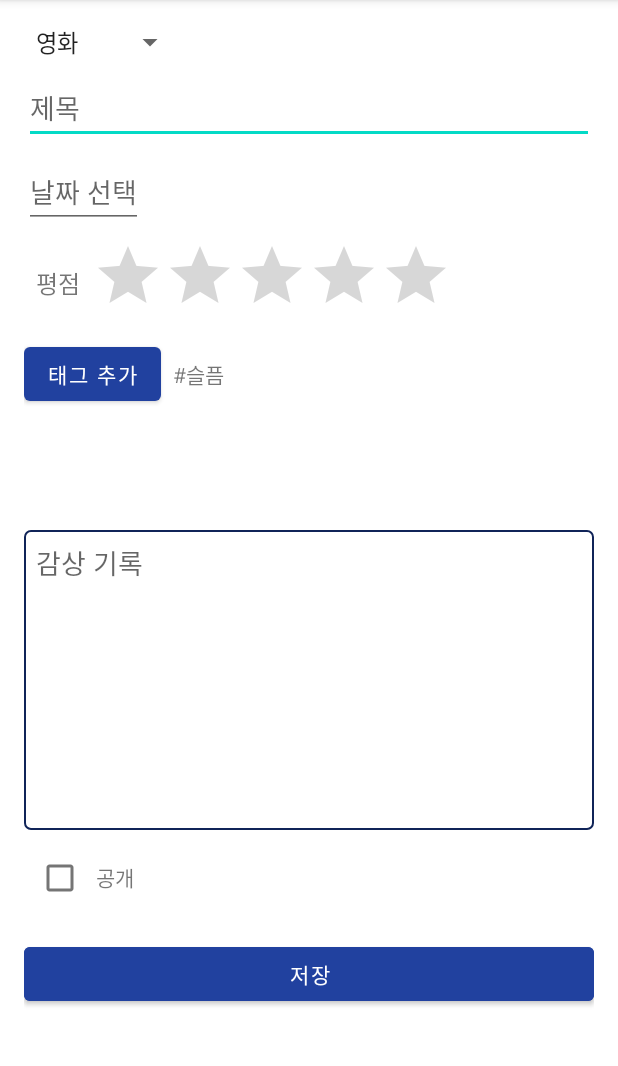
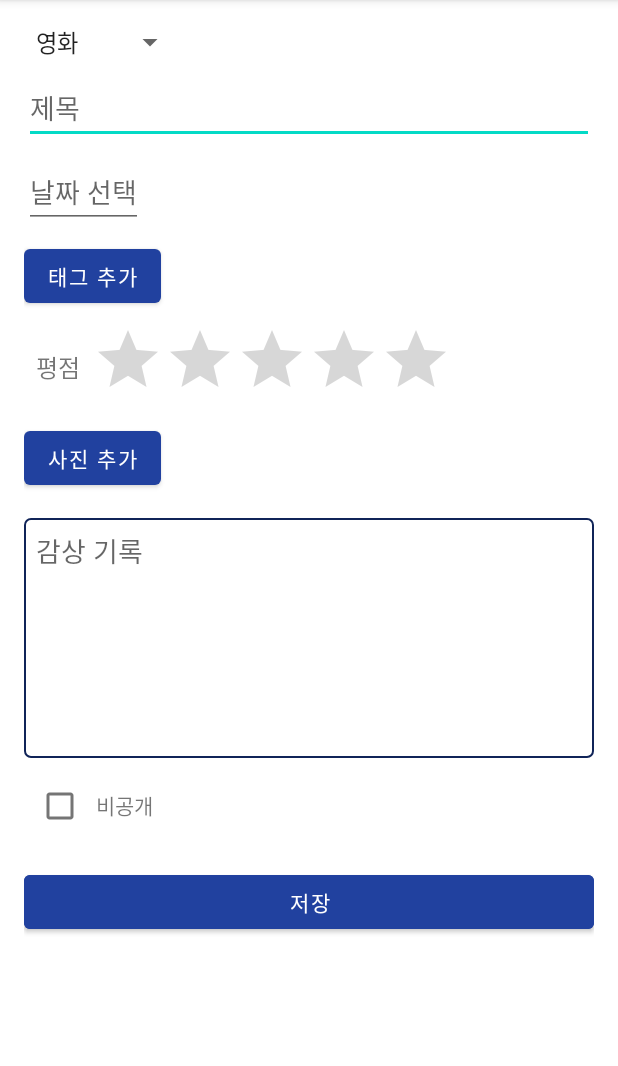
Before and after one commit to jyoon75/Meonail, an Android app: the RecordRegistActivity screen opened directly, with no data from a screen before it, on a phone screen of 412 x 824 dp, the part 84-1150 px from its top. Run offline under Robolectric (Android 15) with nearby library versions, the phone set to English and light mode, and no system bars; pictures from the network do not load.

Commit message:
태그 추가 기능 구현 완료, 이미지 갤러리에서 선택하여 추가 기능 구현 완료

```diff
--- a/app/src/main/res/layout/activity_record_regist.xml
+++ b/app/src/main/res/layout/activity_record_regist.xml
@@ -43,6 +43,30 @@
 
         </LinearLayout>
 
+
+        <!-- 태그 추가 -->
+        <LinearLayout
+            android:layout_width="match_parent"
+            android:layout_height="wrap_content"
+            android:layout_marginTop="8dp"
+            android:orientation="horizontal">
+
+            <Button
+                android:id="@+id/btnRecordAddTag"
+                android:layout_width="wrap_content"
+                android:layout_height="wrap_content"
+                android:text="태그 추가" />
+
+            <LinearLayout
+                android:id="@+id/tagContainer"
+                android:layout_width="wrap_content"
+                android:layout_height="wrap_content"
+                android:orientation="horizontal"
+                android:layout_marginStart="8dp"
+                android:gravity="center_vertical" />
+        </LinearLayout>
+
+
         <!-- 별점 -->
         <LinearLayout
             android:layout_width="match_parent"
@@ -69,57 +93,36 @@
         </LinearLayout>
 
 
-        <!-- 태그 추가 -->
-        <LinearLayout
+
+        <!-- 이미지 추가 -->
+        <Button
+            android:id="@+id/btnAddImage"
+            android:layout_width="wrap_content"
+            android:layout_height="wrap_content"
+            android:layout_marginTop="8dp"
+            android:text="사진 추가" />
+
+        <HorizontalScrollView
             android:layout_width="match_parent"
             android:layout_height="wrap_content"
             android:layout_marginTop="8dp"
-            android:orientation="horizontal">
+            android:id="@+id/imageScrollView"
+            android:scrollbars="horizontal">
 
-            <Button
-                android:id="@+id/btnRecordAddTag"
+            <LinearLayout
                 android:layout_width="wrap_content"
                 android:layout_height="wrap_content"
-                android:text="태그 추가" />
+                android:orientation="horizontal"
+                android:id="@+id/imageContainer" />
+        </HorizontalScrollView>
 
-            <!-- 태그 샘플 -->
-            <TextView
-                android:id="@+id/textViewSampleTag"
-                android:layout_width="wrap_content"
-                android:layout_height="wrap_content"
-                android:layout_marginStart="8dp"
-                android:text="#슬픔" />
-        </LinearLayout>
 
-        <!-- 이미지 추가 -->
-        <LinearLayout
-            android:layout_width="match_parent"
-            android:layout_height="wrap_content"
-            android:layout_marginTop="8dp"
-            android:orientation="horizontal">
-
-            <ImageView
-                android:id="@+id/imageViewAdd"
-                android:layout_width="64dp"
-                android:layout_height="64dp"
-                android:layout_marginEnd="8dp" />
-
-            <!-- 이미지 플레이스홀더 -->
-            <ImageView
-                android:layout_width="64dp"
-                android:layout_height="64dp"
-                android:layout_marginEnd="8dp" />
-
-            <ImageView
-                android:layout_width="64dp"
-                android:layout_height="64dp" />
-        </LinearLayout>
 
         <!-- 감상 기록 -->
         <EditText
             android:id="@+id/editTextNote"
             android:layout_width="match_parent"
-            android:layout_height="200dp"
+            android:layout_height="160dp"
             android:layout_marginTop="8dp"
             android:gravity="top|start"
             android:hint="감상 기록"
@@ -139,14 +142,14 @@
             android:orientation="horizontal">
 
             <CheckBox
-                android:id="@+id/checkBoxPublic"
+                android:id="@+id/checkBoxPrivate"
                 android:layout_width="wrap_content"
                 android:layout_height="wrap_content" />
 
             <TextView
                 android:layout_width="wrap_content"
                 android:layout_height="wrap_content"
-                android:text="공개" />
+                android:text="비공개" />
         </LinearLayout>
 
         <!-- 저장 버튼 -->
```
Also changed, not shown: app/src/main/java/com/example/meonail/RecordRegistActivity.kt (+140 -2 lines).
